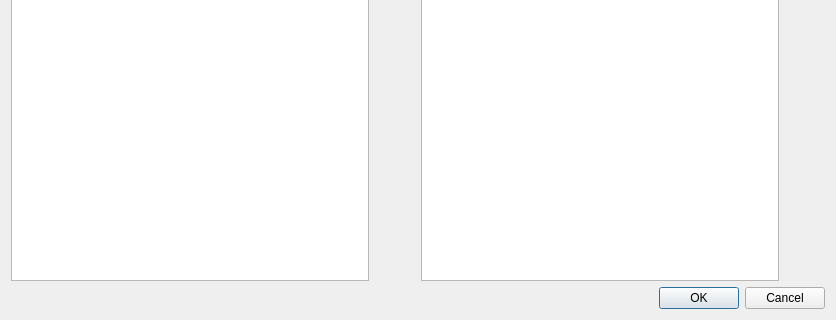
This is ui/editLocationDialog.ui in mluckau/vorratslager as Qt 5 draws it before an edit; both pictures show x 0 to 836 and y 294 to 614 of the 836 by 614 pixel window. The edited form follows.
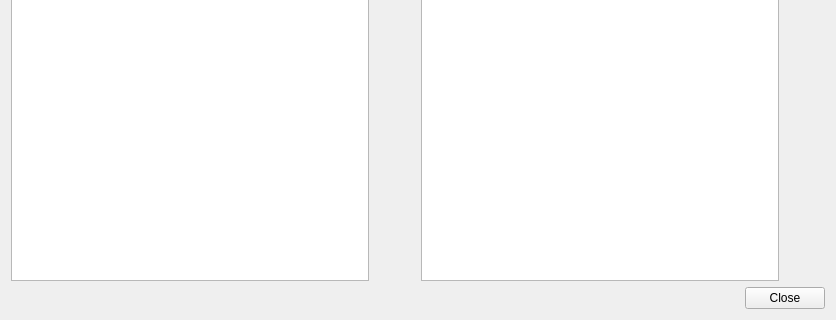
This is the edited form. Icons and pictures are not drawn.

What changed in the file:
```diff
--- a/ui/editLocationDialog.ui
+++ b/ui/editLocationDialog.ui
@@ -326,7 +326,7 @@
    <item>
     <widget class="QDialogButtonBox" name="buttonBox">
      <property name="standardButtons">
-      <set>QDialogButtonBox::Cancel|QDialogButtonBox::Ok</set>
+      <set>QDialogButtonBox::Close</set>
      </property>
      <property name="centerButtons">
       <bool>false</bool>
```
Left out of the diff: 19 changed lines with no effect on the pictures.
